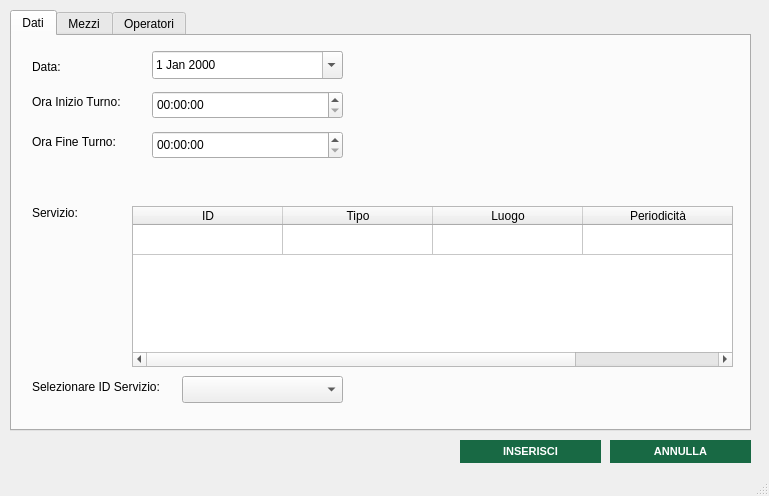
Old version of the form src/main/gui/inserimento_turno.ui in the repository OT-Rax/AnconAmbiente.
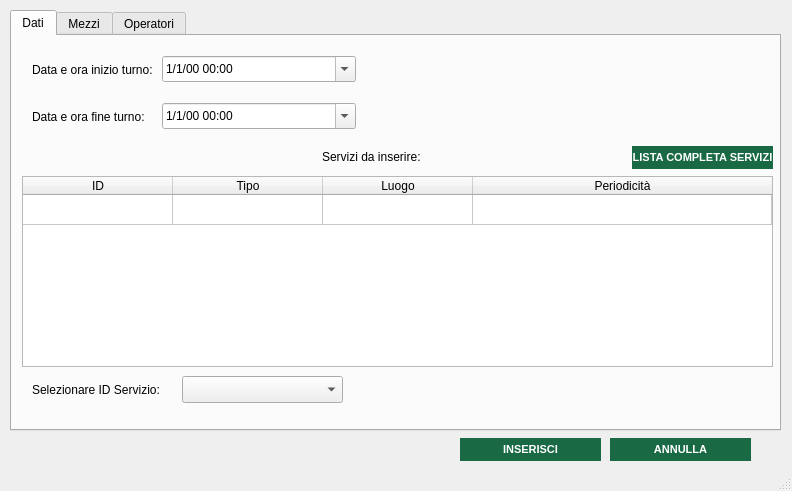
New version of the form. Icons and pictures are not drawn.

```diff
--- a/src/main/gui/inserimento_turno.ui
+++ b/src/main/gui/inserimento_turno.ui
@@ -6,8 +6,8 @@
    <rect>
     <x>0</x>
     <y>0</y>
-    <width>769</width>
-    <height>496</height>
+    <width>792</width>
+    <height>491</height>
    </rect>
   </property>
   <property name="windowTitle">
@@ -23,7 +23,7 @@
      <rect>
       <x>10</x>
       <y>10</y>
-      <width>741</width>
+      <width>771</width>
       <height>421</height>
      </rect>
     </property>
@@ -37,23 +37,23 @@
      <widget class="QLabel" name="label_3">
       <property name="geometry">
        <rect>
-        <x>20</x>
-        <y>170</y>
-        <width>47</width>
-        <height>13</height>
+        <x>310</x>
+        <y>110</y>
+        <width>151</width>
+        <height>21</height>
        </rect>
       </property>
       <property name="text">
-       <string>Servizio:</string>
+       <string>Servizi da inserire:</string>
       </property>
      </widget>
      <widget class="QTableWidget" name="tabella_servizi">
       <property name="geometry">
        <rect>
-        <x>120</x>
-        <y>170</y>
-        <width>601</width>
-        <height>161</height>
+        <x>10</x>
+        <y>140</y>
+        <width>751</width>
+        <height>191</height>
        </rect>
       </property>
       <property name="selectionBehavior">
@@ -208,7 +208,7 @@
       <property name="geometry">
        <rect>
         <x>20</x>
-        <y>340</y>
+        <y>343</y>
         <width>151</width>
         <height>21</height>
        </rect>
@@ -227,79 +227,92 @@
        </rect>
       </property>
      </widget>
-     <widget class="QLabel" name="label_2">
-      <property name="geometry">
-       <rect>
-        <x>20</x>
-        <y>95</y>
-        <width>121</width>
-        <height>21</height>
-       </rect>
-      </property>
-      <property name="text">
-       <string>Ora Fine Turno:</string>
-      </property>
-     </widget>
-     <widget class="QDateEdit" name="date_field">
-      <property name="geometry">
-       <rect>
-        <x>140</x>
-        <y>15</y>
-        <width>191</width>
-        <height>28</height>
-       </rect>
-      </property>
-      <property name="tabletTracking">
-       <bool>true</bool>
-      </property>
-      <property name="calendarPopup">
-       <bool>true</bool>
-      </property>
-     </widget>
      <widget class="QLabel" name="label">
       <property name="geometry">
        <rect>
         <x>20</x>
-        <y>55</y>
-        <width>121</width>
+        <y>70</y>
+        <width>131</width>
         <height>21</height>
        </rect>
       </property>
       <property name="text">
-       <string>Ora Inizio Turno:</string>
-      </property>
-     </widget>
-     <widget class="QTimeEdit" name="time_start_field">
-      <property name="geometry">
-       <rect>
-        <x>140</x>
-        <y>55</y>
-        <width>191</width>
-        <height>28</height>
-       </rect>
+       <string>Data e ora fine turno:</string>
       </property>
      </widget>
      <widget class="QLabel" name="label_4">
       <property name="geometry">
        <rect>
         <x>20</x>
-        <y>20</y>
+        <y>23</y>
         <width>121</width>
         <height>21</height>
        </rect>
       </property>
       <property name="text">
-       <string>Data:</string>
+       <string>Data e ora inizio turno:</string>
       </property>
      </widget>
-     <widget class="QTimeEdit" name="time_end_field">
+     <widget class="QDateTimeEdit" name="inizio_datetimepicker">
       <property name="geometry">
        <rect>
-        <x>140</x>
-        <y>95</y>
-        <width>191</width>
-        <height>28</height>
+        <x>150</x>
+        <y>20</y>
+        <width>194</width>
+        <height>26</height>
        </rect>
+      </property>
+      <property name="displayFormat">
+       <string>M/d/yy hh:mm</string>
+      </property>
+      <property name="calendarPopup">
+       <bool>true</bool>
+      </property>
+     </widget>
+     <widget class="QDateTimeEdit" name="fine_datetimepicker">
+      <property name="geometry">
+       <rect>
+        <x>150</x>
+        <y>67</y>
+        <width>194</width>
+        <height>26</height>
+       </rect>
+      </property>
+      <property name="displayFormat">
+       <string>M/d/yy hh:mm</string>
+      </property>
+      <property name="calendarPopup">
+       <bool>true</bool>
+      </property>
+     </widget>
+     <widget class="QPushButton" name="inserisci_button_2">
+      <property name="geometry">
+       <rect>
+        <x>620</x>
+        <y>110</y>
+        <width>141</width>
+        <height>23</height>
+       </rect>
+      </property>
+      <property name="styleSheet">
+       <string notr="true">QPushButton{
+background-color:rgb(24, 105, 68);
+color: white;
+border-style: outset;
+font:  bold 11px
+
+
+}
+
+QPushButton:hover{
+background-color:rgb(170, 203, 108);
+color: white;
+border-style: outset;
+font:  bold 11px
+}</string>
+      </property>
+      <property name="text">
+       <string>LISTA COMPLETA SERVIZI</string>
       </property>
      </widget>
     </widget>
@@ -714,7 +727,7 @@
     <property name="geometry">
      <rect>
       <x>460</x>
-      <y>440</y>
+      <y>438</y>
       <width>141</width>
       <height>23</height>
      </rect>
@@ -744,7 +757,7 @@
     <property name="geometry">
      <rect>
       <x>610</x>
-      <y>440</y>
+      <y>438</y>
       <width>141</width>
       <height>23</height>
      </rect>
```
Left out of the diff: 214 changed lines with no effect on the pictures.
